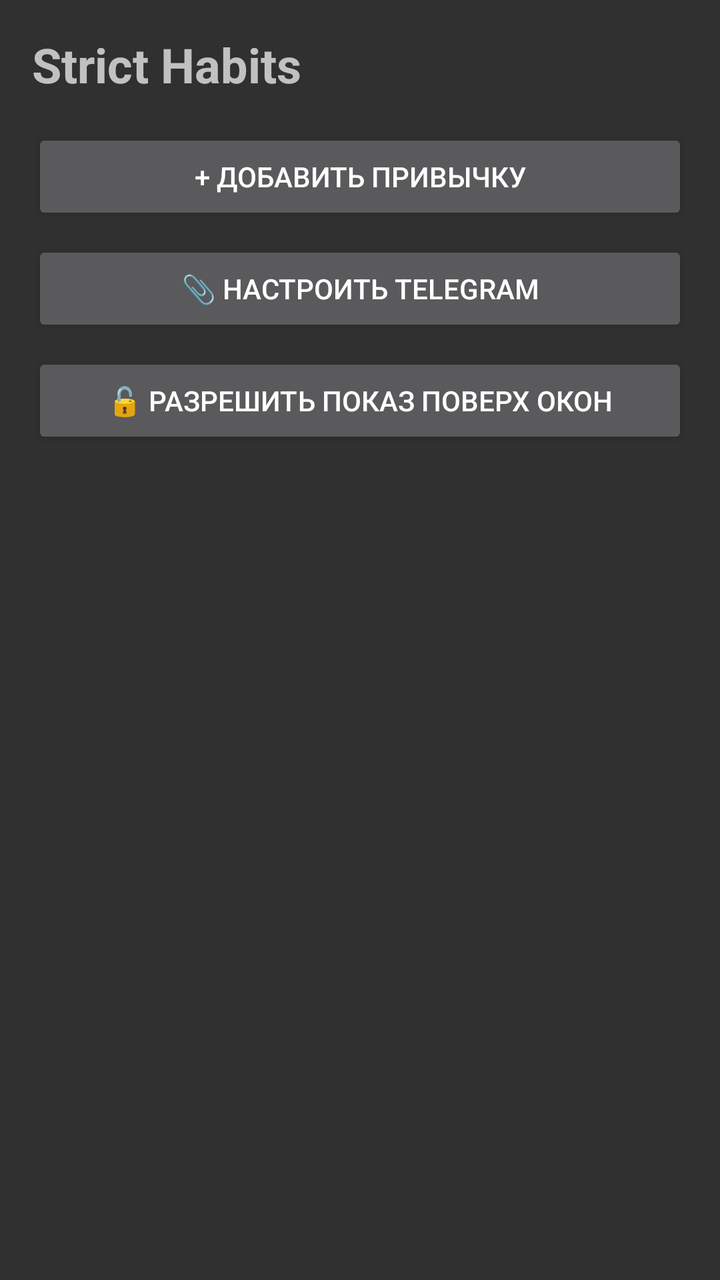
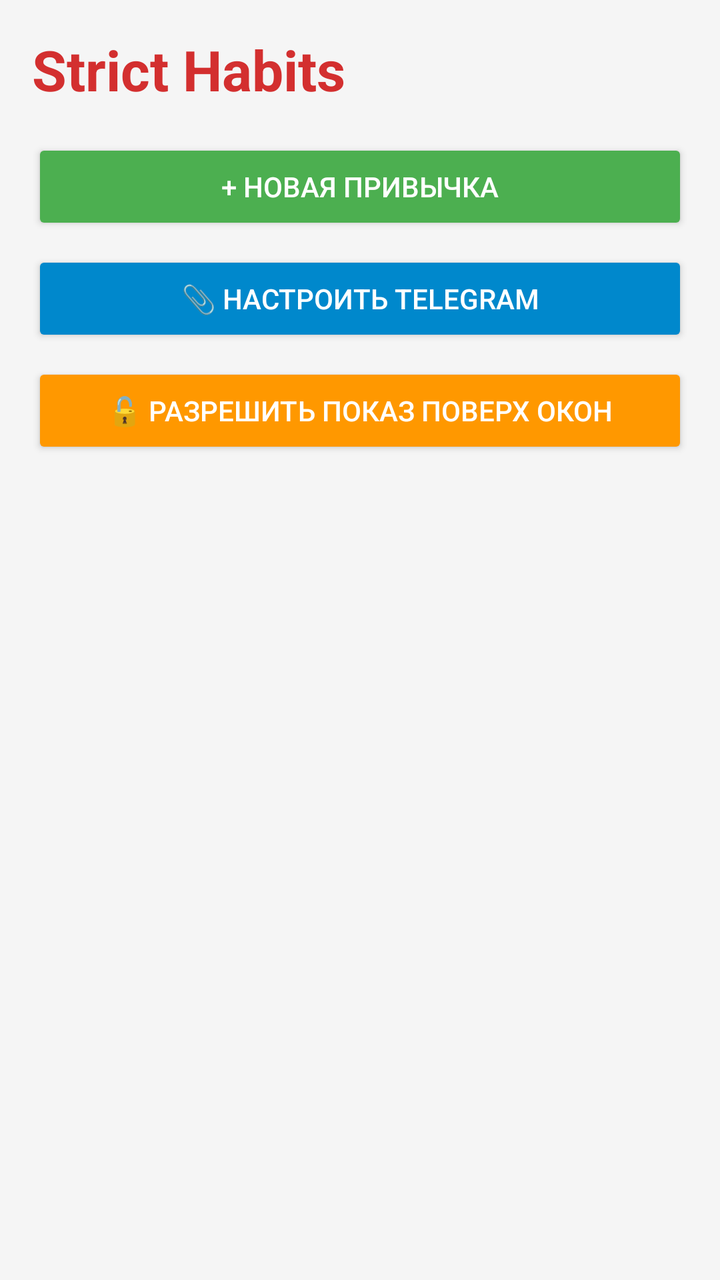

The first picture is an Android layout as it rendered before a commit; the second is the same layout after the commit. The layout source and the unified diff follow.
<!-- AndroidManifest.xml: application theme Theme.AppCompat.NoActionBar -->
<!-- res/layout/activity_main.xml -->
<?xml version="1.0" encoding="utf-8"?>
<LinearLayout xmlns:android="http://schemas.android.com/apk/res/android"
    android:layout_width="match_parent"
    android:layout_height="match_parent"
    android:orientation="vertical"
    android:padding="16dp">

    <TextView
        android:layout_width="wrap_content"
        android:layout_height="wrap_content"
        android:text="Strict Habits"
        android:textSize="24sp"
        android:textStyle="bold"
        android:layout_marginBottom="16dp"/>

    <Button
        android:id="@+id/btnAddHabit"
        android:layout_width="match_parent"
        android:layout_height="wrap_content"
        android:text="+ Добавить привычку"
        android:layout_marginBottom="8dp"/>

    <Button
        android:id="@+id/btnTelegramSetup"
        android:layout_width="match_parent"
        android:layout_height="wrap_content"
        android:text="📎 Настроить Telegram"
        android:layout_marginBottom="8dp"/>

    <Button
        android:id="@+id/btnRequestOverlay"
        android:layout_width="match_parent"
        android:layout_height="wrap_content"
        android:text="🔓 Разрешить показ поверх окон"
        android:layout_marginBottom="16dp"/>

    <androidx.recyclerview.widget.RecyclerView
        android:id="@+id/habitsRecycler"
        android:layout_width="match_parent"
        android:layout_height="match_parent" />

</LinearLayout>
<!-- resources referenced by this layout -->
<resources>

</resources>

<!-- the commit's change to res/layout/activity_main.xml (unified diff, before → after) -->
@@ -3,40 +3,46 @@
     android:layout_width="match_parent"
     android:layout_height="match_parent"
     android:orientation="vertical"
-    android:padding="16dp">
+    android:padding="16dp"
+    android:background="#F5F5F5">
 
     <TextView
         android:layout_width="wrap_content"
         android:layout_height="wrap_content"
         android:text="Strict Habits"
-        android:textSize="24sp"
+        android:textSize="28sp"
         android:textStyle="bold"
+        android:textColor="#D32F2F"
         android:layout_marginBottom="16dp"/>
 
     <Button
         android:id="@+id/btnAddHabit"
         android:layout_width="match_parent"
         android:layout_height="wrap_content"
-        android:text="+ Добавить привычку"
-        android:layout_marginBottom="8dp"/>
+        android:text="+ Новая привычка"
+        android:backgroundTint="#4CAF50"/>
 
     <Button
         android:id="@+id/btnTelegramSetup"
         android:layout_width="match_parent"
         android:layout_height="wrap_content"
         android:text="📎 Настроить Telegram"
-        android:layout_marginBottom="8dp"/>
+        android:layout_marginTop="8dp"
+        android:backgroundTint="#0088cc"/>
 
     <Button
         android:id="@+id/btnRequestOverlay"
         android:layout_width="match_parent"
         android:layout_height="wrap_content"
         android:text="🔓 Разрешить показ поверх окон"
-        android:layout_marginBottom="16dp"/>
+        android:layout_marginTop="8dp"
+        android:backgroundTint="#FF9800"/>
 
     <androidx.recyclerview.widget.RecyclerView
         android:id="@+id/habitsRecycler"
         android:layout_width="match_parent"
-        android:layout_height="match_parent" />
+        android:layout_height="0dp"
+        android:layout_weight="1"
+        android:layout_marginTop="16dp"/>
 
 </LinearLayout>
